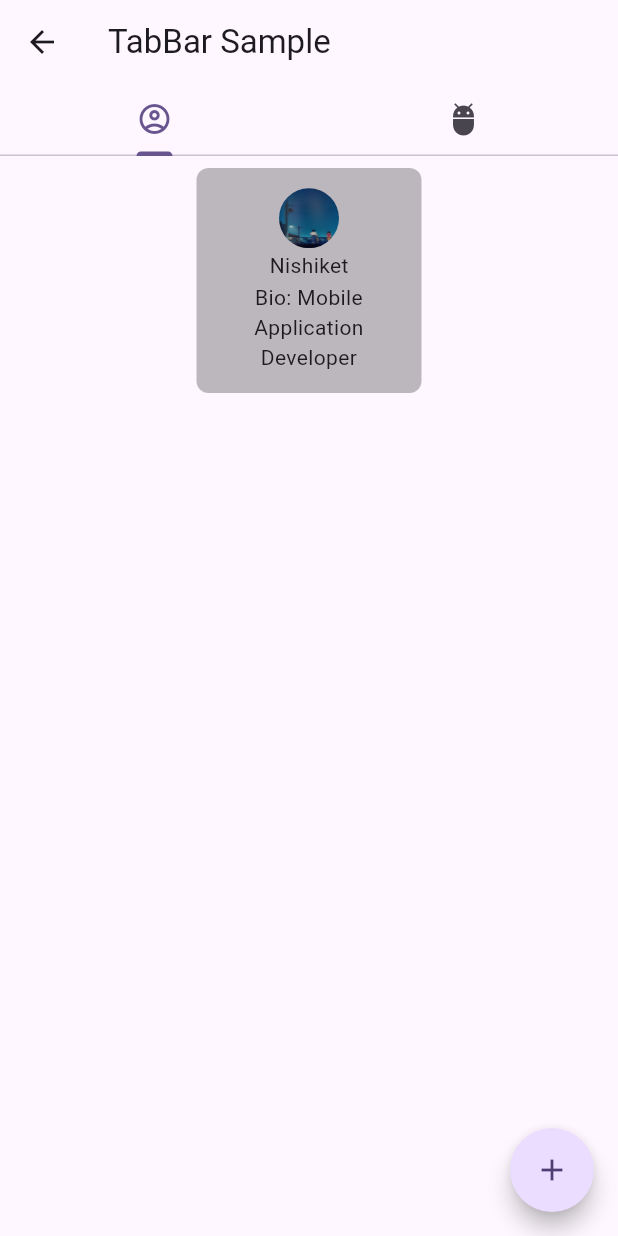
After one commit to nishiket04/Mobile-Training-Flutter-2025, a Flutter app: the screen it shows after launch, after a tap on "Custom Widget Task", on a phone screen of 412 x 824 dp. The commit adds this screen. Run offline on Flutter 3.47's test engine with Material 3 defaults, Android fonts, the phone set to English and light mode, and no system bars.

Commit message:
custom widget, Gesture and TabBar etc. task

```diff
--- /dev/null
+++ b/lib/dialog_custom_widget/custom_widget_task.dart
@@ -0,0 +1,142 @@
+import 'package:flutter/cupertino.dart';
+import 'package:flutter/material.dart';
+import 'package:flutter_task/dialog_custom_widget/profile_details_widget.dart';
+
+class CustomWidgetTask extends StatefulWidget {
+  const CustomWidgetTask({super.key});
+
+  @override
+  State<StatefulWidget> createState() => _CustomWidgetTask();
+}
+
+class _CustomWidgetTask extends State<CustomWidgetTask> {
+  @override
+  Widget build(BuildContext context) {
+    return SafeArea(
+      child: DefaultTabController(
+        initialIndex: 0,
+        length: 2,
+        child: Scaffold(
+          appBar: AppBar(
+            title: const Text('TabBar Sample'),
+            bottom: const TabBar(
+              tabs: <Widget>[
+                Tab(icon: Icon(Icons.account_circle_outlined)),
+                Tab(icon: Icon(Icons.adb)),
+              ],
+            ),
+          ),
+          body: const TabBarView(children: [
+            ScreenA(),
+            ScreenB()
+          ]),
+          floatingActionButton: FloatingActionButton(shape: CircleBorder(),
+            child: Icon(Icons.add),
+            onPressed: () {
+              ScaffoldMessenger.of(context).showSnackBar(
+                SnackBar(
+                  content: const Text('Yay! A SnackBar!'),
+                  action: SnackBarAction(label: 'Undo', onPressed: () {}),
+                ),
+              );
+            },
+          ),
+        ),
+      ),
+    );
+  }
+}
+
+class ScreenA extends StatelessWidget{
+  const ScreenA({super.key});
+
+  @override
+  Widget build(BuildContext context) {
+    return Column(
+      children: [
+        SizedBox(width: double.infinity),
+        Padding(
+          padding: const EdgeInsets.only(top: 8.0),
+          child: ProfileCard(
+            image: "assets/images/anime.jpg",
+            name: "Nishiket",
+            bio: "Mobile Application Developer",
+            height: 150.0,
+            width: 150.0,
+            onSwap: (details) {
+              // Swiping in right direction.
+              if (details.delta.dx > 0) {
+                print("Slides Right");
+              }
+
+              // Swiping in left direction.
+              if (details.delta.dx < 0) {
+                print("Slides Left");
+              }
+            },
+            onTap: () {
+              showDialog(
+                context: context,
+                barrierDismissible: false,
+                builder: (BuildContext context) {
+                  return AlertDialog(
+                    title: const Text("Nishiket"),
+                    content: const SingleChildScrollView(
+                      child: ListBody(
+                        children: [
+                          Text("Bio: Mobile Application Developer"),
+                        ],
+                      ),
+                    ),
+                    actions: [
+                      ElevatedButton(
+                        onPressed: () {
+                          Navigator.pop(context);
+                        },
+                        child: Text("Cancel"),
+                      ),
+                    ],
+                  );
+                },
+              );
+            },
+            color: Colors.black26,
+          ),
+        ),
+      ],
+    );
+  }
+
+}
+class ScreenB extends StatelessWidget{
+  const ScreenB({super.key});
+
+  @override
+  Widget build(BuildContext context) {
+    return Center(
+      child: ElevatedButton(onPressed: (){
+        showBottomSheet(context: context, builder: (BuildContext context) {
+          return Container(
+            height: 200,
+            color: Colors.amber,
+            child: Center(
+              child: Column(
+                mainAxisAlignment: MainAxisAlignment.center,
+                mainAxisSize: MainAxisSize.min,
+                children: <Widget>[
+                  const Text('Modal BottomSheet'),
+                  ElevatedButton(
+                    child: const Text('Close BottomSheet'),
+                    onPressed: () => Navigator.pop(context),
+                  ),
+                ],
+              ),
+            ),
+          );
+        }
+        );
+      }, child: Text("Show Bottom Sheet")),
+    );
+  }
+
+}
--- /dev/null
+++ b/lib/dialog_custom_widget/profile_details_widget.dart
@@ -0,0 +1,45 @@
+import 'package:flutter/cupertino.dart';
+
+class ProfileCard extends StatelessWidget {
+  ProfileCard(
+      {required this.image, required this.height, required this.width, required this.onTap, required this.color,required this.name,required this.bio, required this.onSwap});
+  final VoidCallback onTap;
+  final Function(DragUpdateDetails) onSwap;
+  final String image;
+  final String name;
+  final String bio;
+  final double height;
+  final double width;
+  final Color color;
+
+  @override
+  Widget build(BuildContext context) {
+    return GestureDetector(
+      onTap: onTap,
+      onPanUpdate: onSwap,
+      child: Container(
+        height: height,
+        width: width,
+        padding: EdgeInsets.all(12),
+        decoration: BoxDecoration(
+            color: color, borderRadius: BorderRadius.all(Radius.circular(8))),
+        child: Column(
+          mainAxisAlignment: MainAxisAlignment.spaceEvenly,
+          children: [
+            ClipOval(
+              child: SizedBox.fromSize(
+                size: Size.fromRadius(20),
+                child: Image.asset(
+                  image,
+                  fit: BoxFit.fill,
+                ),
+              ),
+            ),
+            Text(name),
+            Text("Bio: "+bio,textAlign: TextAlign.center,),
+          ],
+        ),
+      ),
+    );
+  }
+}
--- a/lib/main.dart
+++ b/lib/main.dart
@@ -1,5 +1,6 @@
 import 'package:flutter/material.dart';
 import 'package:flutter_task/Cupertino/cupertino_task.dart';
+import 'package:flutter_task/dialog_custom_widget/custom_widget_task.dart';
 import 'package:flutter_task/images_fonts/images_fonts_task.dart';
 import 'package:flutter_task/material_widget/material_widget.dart';
 
@@ -23,7 +24,8 @@ class MyApp extends StatelessWidget {
       routes: {
         "/imageFontsView": (context) => const ImageFonts(),
         "/materialWidgetView": (context) => const MaterialWidget(),
-        "/cupertinoView": (context) => const Cupertino()
+        "/cupertinoView": (context) => const Cupertino(),
+        "/customWidgetView": (context) => const CustomWidgetTask(),
       },
     );
   }
@@ -74,7 +76,16 @@ class _MyHomePageState extends State<MyHomePage> {
                 style: ButtonStyle(
                   backgroundColor: WidgetStatePropertyAll(Colors.cyan),
                 ),
-              )
+              ),
+              TextButton(
+                onPressed: () {
+                  Navigator.pushNamed(context, '/customWidgetView');
+                },
+                child: Text("Custom Widget Task", textAlign: TextAlign.center,style: TextStyle(color: Colors.black87),),
+                style: ButtonStyle(
+                  backgroundColor: WidgetStatePropertyAll(Colors.cyan),
+                ),
+              ),
             ],
           ),
         ),
```
